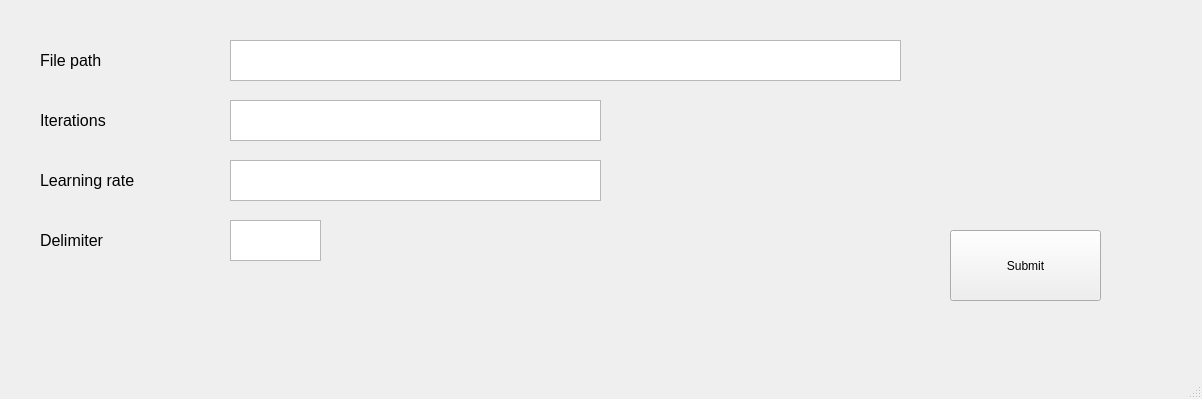
Above: script/window.ui from mohamedhamidat/machine_learning_gradient_descent before the change. Below: the same form after it.
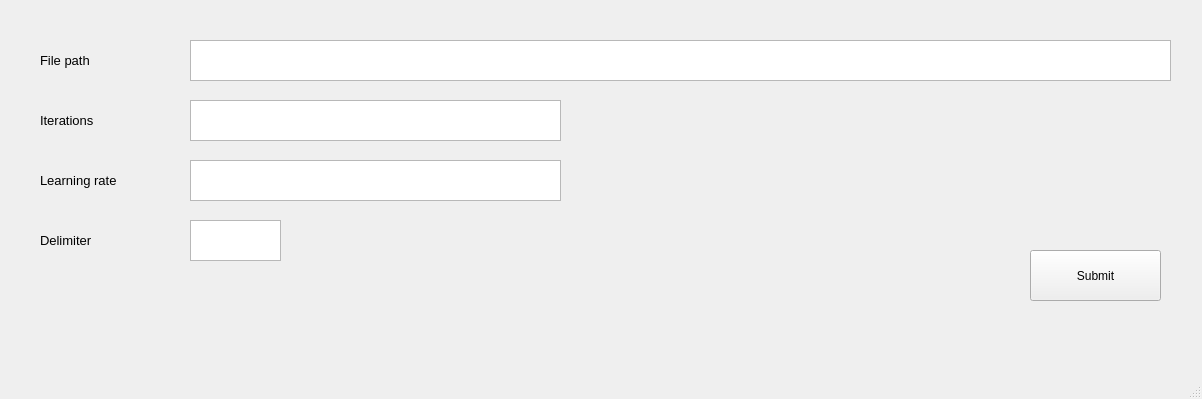
That is the form after the change.

What changed in the file:
```diff
--- a/script/window.ui
+++ b/script/window.ui
@@ -17,9 +17,9 @@
    <widget class="QTextEdit" name="file_path_textEdit">
     <property name="geometry">
      <rect>
-      <x>230</x>
+      <x>190</x>
       <y>40</y>
-      <width>671</width>
+      <width>981</width>
       <height>41</height>
      </rect>
     </property>
@@ -27,7 +27,7 @@
    <widget class="QTextEdit" name="iterations_textEdit">
     <property name="geometry">
      <rect>
-      <x>230</x>
+      <x>190</x>
       <y>100</y>
       <width>371</width>
       <height>41</height>
@@ -45,7 +45,7 @@
     </property>
     <property name="font">
      <font>
-      <pointsize>12</pointsize>
+      <pointsize>10</pointsize>
      </font>
     </property>
     <property name="text">
@@ -63,7 +63,7 @@
     </property>
     <property name="font">
      <font>
-      <pointsize>12</pointsize>
+      <pointsize>10</pointsize>
      </font>
     </property>
     <property name="text">
@@ -81,7 +81,7 @@
     </property>
     <property name="font">
      <font>
-      <pointsize>12</pointsize>
+      <pointsize>10</pointsize>
      </font>
     </property>
     <property name="text">
@@ -91,7 +91,7 @@
    <widget class="QTextEdit" name="delimiter_textEdit">
     <property name="geometry">
      <rect>
-      <x>230</x>
+      <x>190</x>
       <y>220</y>
       <width>91</width>
       <height>41</height>
@@ -109,7 +109,7 @@
     </property>
     <property name="font">
      <font>
-      <pointsize>12</pointsize>
+      <pointsize>10</pointsize>
      </font>
     </property>
     <property name="text">
@@ -119,7 +119,7 @@
    <widget class="QTextEdit" name="learning_rate_textEdit">
     <property name="geometry">
      <rect>
-      <x>230</x>
+      <x>190</x>
       <y>160</y>
       <width>371</width>
       <height>41</height>
@@ -129,10 +129,10 @@
    <widget class="QPushButton" name="submit_Btn">
     <property name="geometry">
      <rect>
-      <x>950</x>
-      <y>230</y>
-      <width>151</width>
-      <height>71</height>
+      <x>1030</x>
+      <y>250</y>
+      <width>131</width>
+      <height>51</height>
      </rect>
     </property>
     <property name="text">
```
